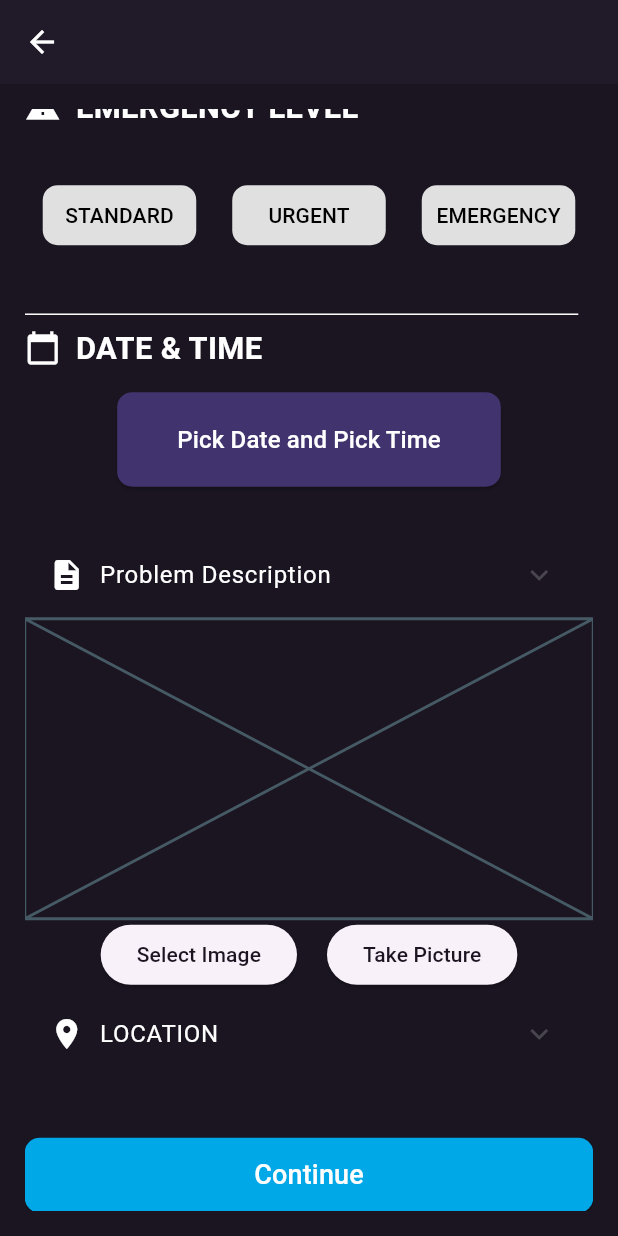
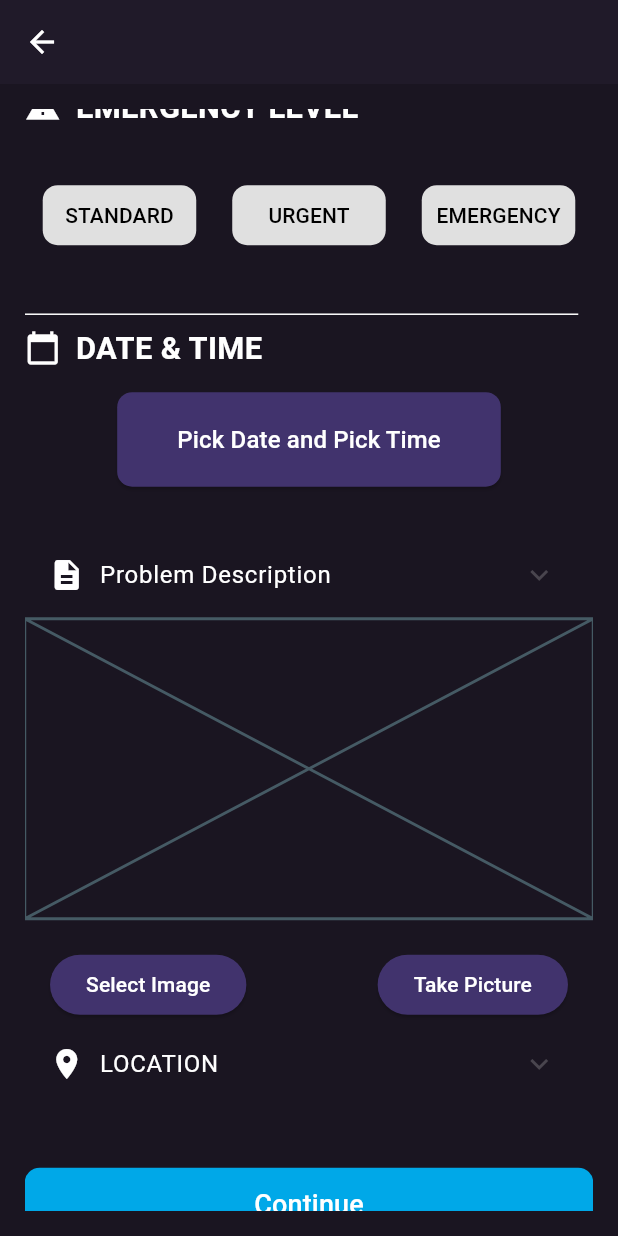
Before and after one commit to ChokJianHong/CustomerApp, a Flutter app: the RequisitionForm screen opened directly with empty values, scrolled down 240 dp, on a phone screen of 412 x 824 dp. Run offline on Flutter 3.47's test engine with Material 3 defaults, Android fonts, the phone set to English and light mode, and no system bars; our stand-ins replace auto_size_text, camera, email_validator, flutter_secure_storage, geolocator, google_maps_flutter and 2 more; missing offline and left inert: google_maps_webservice; accounts and stored records are empty.

Commit message:
Update Requisition.dart

```diff
--- a/customer_app/lib/pages/Requisition.dart
+++ b/customer_app/lib/pages/Requisition.dart
@@ -274,17 +274,30 @@ class _RequisitionFormState extends State<RequisitionForm> {
                             fallbackHeight: 200.0,
                             fallbackWidth: double.infinity,
                           ),
+                    const SizedBox(
+                      height: 20,
+                    ),
                     Row(
-                      mainAxisAlignment: MainAxisAlignment.center,
+                      mainAxisAlignment: MainAxisAlignment.spaceAround,
                       children: [
                         ElevatedButton(
+                          style: ElevatedButton.styleFrom(
+                              backgroundColor: AppColors.secondary),
                           onPressed: _pickImageFromGallery,
-                          child: const Text('Select Image'),
+                          child: const Text(
+                            'Select Image',
+                            style: TextStyle(color: Colors.white),
+                          ),
                         ),
                         const SizedBox(width: 20),
                         ElevatedButton(
+                          style: ElevatedButton.styleFrom(
+                              backgroundColor: AppColors.secondary),
                           onPressed: _captureImageWithCamera,
-                          child: const Text('Take Picture'),
+                          child: const Text(
+                            'Take Picture',
+                            style: TextStyle(color: Colors.white),
+                          ),
                         ),
                       ],
                     )
```
